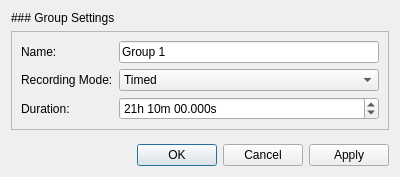
Above: flow3r/app/ui/GroupEditDialog.ui from ETHZ-INS/Flow3R before the change. Below: the same form after it.
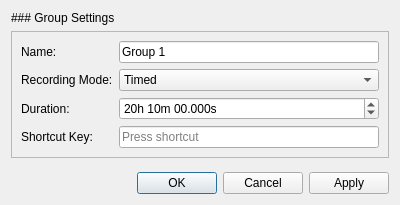
That is the form after the change.

Diff of the .ui file:
```diff
--- a/flow3r/app/ui/GroupEditDialog.ui
+++ b/flow3r/app/ui/GroupEditDialog.ui
@@ -7,7 +7,7 @@
     <x>0</x>
     <y>0</y>
     <width>400</width>
-    <height>177</height>
+    <height>205</height>
    </rect>
   </property>
   <property name="sizePolicy">
@@ -103,7 +103,7 @@
        <widget class="QTimeEdit" name="tme_duration">
         <property name="dateTime">
          <datetime>
-          <hour>21</hour>
+          <hour>20</hour>
           <minute>10</minute>
           <second>0</second>
           <year>2000</year>
@@ -126,6 +126,16 @@
         </property>
        </widget>
       </item>
+      <item row="3" column="1">
+       <widget class="QKeySequenceEdit" name="key_shortcut"/>
+      </item>
+      <item row="3" column="0">
+       <widget class="QLabel" name="label_4">
+        <property name="text">
+         <string>Shortcut Key:</string>
+        </property>
+       </widget>
+      </item>
      </layout>
     </widget>
    </item>
```
